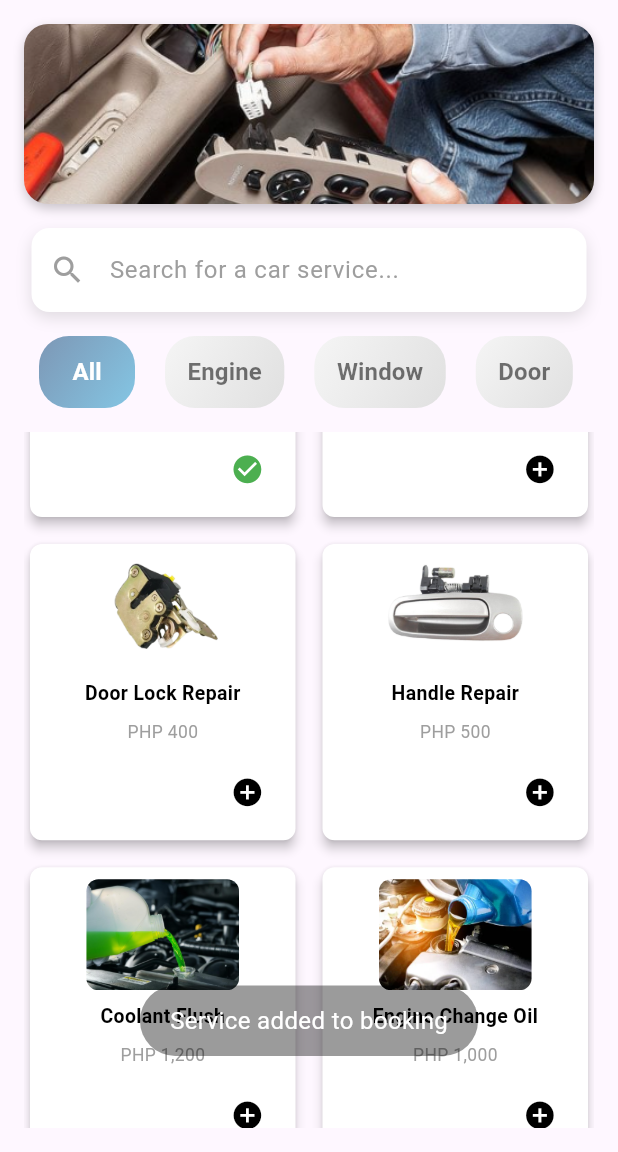
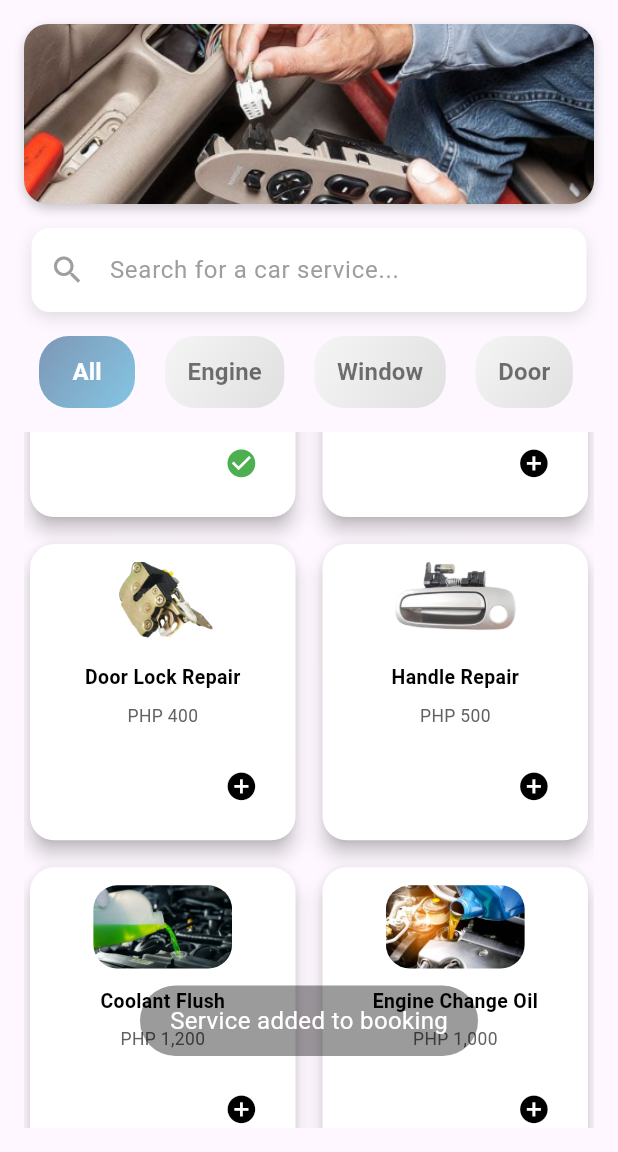
Before and after one commit to JohnLloydDev/AJ-Autofix-App, a Flutter app: the HomeScreen screen opened by its route, scrolled down 576 dp, after a tap on the "add circle" icon, on a phone screen of 412 x 824 dp, the part 84-1236 px from its top. Run offline on Flutter 3.47's test engine with Material 3 defaults, Android fonts, the phone set to English and light mode, and no system bars; our stand-ins replace bloc, equatable, flutter_bloc, flutter_rating_bar, flutter_secure_storage, flutter_spinkit and 10 more; missing offline and left inert: onesignal_flutter; accounts and stored records are empty; network calls fail.

Commit message:
adding animation in service card

```diff
--- a/lib/widgets/service_card.dart
+++ b/lib/widgets/service_card.dart
@@ -1,7 +1,7 @@
 import 'package:flutter/material.dart';
 import 'package:fluttertoast/fluttertoast.dart';
 
-class ServiceCard extends StatelessWidget {
+class ServiceCard extends StatefulWidget {
   final String serviceName;
   final String servicePrice;
   final String? imagePath;
@@ -18,46 +18,76 @@ class ServiceCard extends StatelessWidget {
   });
 
   @override
+  ServiceCardState createState() => ServiceCardState();
+}
+
+class ServiceCardState extends State<ServiceCard> with SingleTickerProviderStateMixin {
+  late AnimationController _controller;
+  late Animation<double> _scaleAnimation;
+
+  @override
+  void initState() {
+    super.initState();
+    _controller = AnimationController(
+      vsync: this,
+      duration: const Duration(milliseconds: 300),
+    );
+    _scaleAnimation = CurvedAnimation(parent: _controller, curve: Curves.easeOut);
+    _controller.forward();
+  }
+
+  @override
+  void dispose() {
+    _controller.dispose();
+    super.dispose();
+  }
+
+  @override
   Widget build(BuildContext context) {
-    return LayoutBuilder(
+    return AnimatedBuilder(
+      animation: _scaleAnimation,
+      builder: (context, child) {
+        return Transform.scale(
+          scale: _scaleAnimation.value,
+          child: LayoutBuilder(
             builder: (context, constraints) {
               double width = constraints.maxWidth;
 
-        double imageHeight = width * 0.4;
-        double imageWidth = width * 0.55;
+              double imageHeight = width * 0.3;
+              double imageWidth = width * 0.50;
               double fontSize = width * 0.07;
               double buttonSize = width * 0.12;
 
               return Card(
-          elevation: 3,
+                elevation: 5,
                 color: Colors.white,
                 shape: RoundedRectangleBorder(
-            borderRadius: BorderRadius.circular(8.0),
+                  borderRadius: BorderRadius.circular(16.0),
                 ),
                 child: Padding(
-            padding: const EdgeInsets.all(8.0),
+                  padding: const EdgeInsets.all(12.0),
                   child: Column(
                     mainAxisSize: MainAxisSize.min,
                     crossAxisAlignment: CrossAxisAlignment.center,
                     children: [
-                if (imagePath != null)
+                      if (widget.imagePath != null)
                         ClipRRect(
-                    borderRadius: BorderRadius.circular(8.0),
+                          borderRadius: BorderRadius.circular(16.0),
                           child: Image.asset(
-                      imagePath!,
+                            widget.imagePath!,
                             height: imageHeight,
                             width: imageWidth,
                             fit: BoxFit.cover,
                           ),
                         ),
-                const SizedBox(height: 8),
+                      const SizedBox(height: 12),
                       FittedBox(
                         child: Text(
-                    serviceName,
+                          widget.serviceName,
                           textAlign: TextAlign.center,
                           style: TextStyle(
                             fontSize: fontSize,
-                      fontWeight: FontWeight.bold,
+                            fontWeight: FontWeight.w600,
                             color: Colors.black,
                           ),
                         ),
@@ -65,11 +95,11 @@ class ServiceCard extends StatelessWidget {
                       const SizedBox(height: 8),
                       FittedBox(
                         child: Text(
-                    servicePrice,
+                          widget.servicePrice,
                           textAlign: TextAlign.center,
                           style: TextStyle(
                             fontSize: fontSize * 0.9,
-                      color: Colors.grey,
+                            color: Colors.grey[700],
                           ),
                         ),
                       ),
@@ -78,9 +108,9 @@ class ServiceCard extends StatelessWidget {
                         alignment: Alignment.bottomRight,
                         child: IconButton(
                           onPressed: () {
-                      onAddPressed();
+                            widget.onAddPressed();
                             Fluttertoast.showToast(
-                        msg: isSelected
+                              msg: widget.isSelected
                                   ? "Service removed from booking"
                                   : "Service added to booking",
                               toastLength: Toast.LENGTH_SHORT,
@@ -92,15 +122,17 @@ class ServiceCard extends StatelessWidget {
                             );
                           },
                           icon: Icon(
-                      isSelected ? Icons.check_circle : Icons.add_circle,
-                      color: isSelected ? Colors.green : Colors.black,
+                            widget.isSelected ? Icons.check_circle : Icons.add_circle,
+                            color: widget.isSelected ? Colors.green : Colors.black,
                             size: buttonSize,
                           ),
                         ),
                       ),
-
                     ],
                   ),
+                ),
+              );
+            },
           ),
         );
       },
```
Lines whose indentation alone changed are shown as unchanged.
